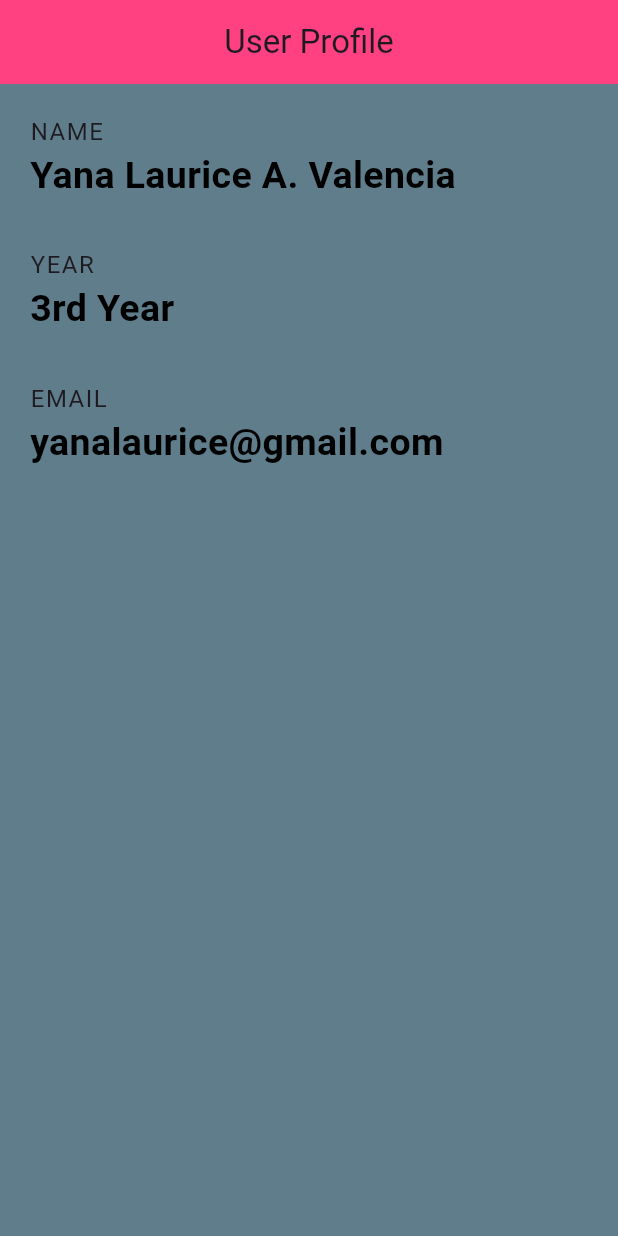
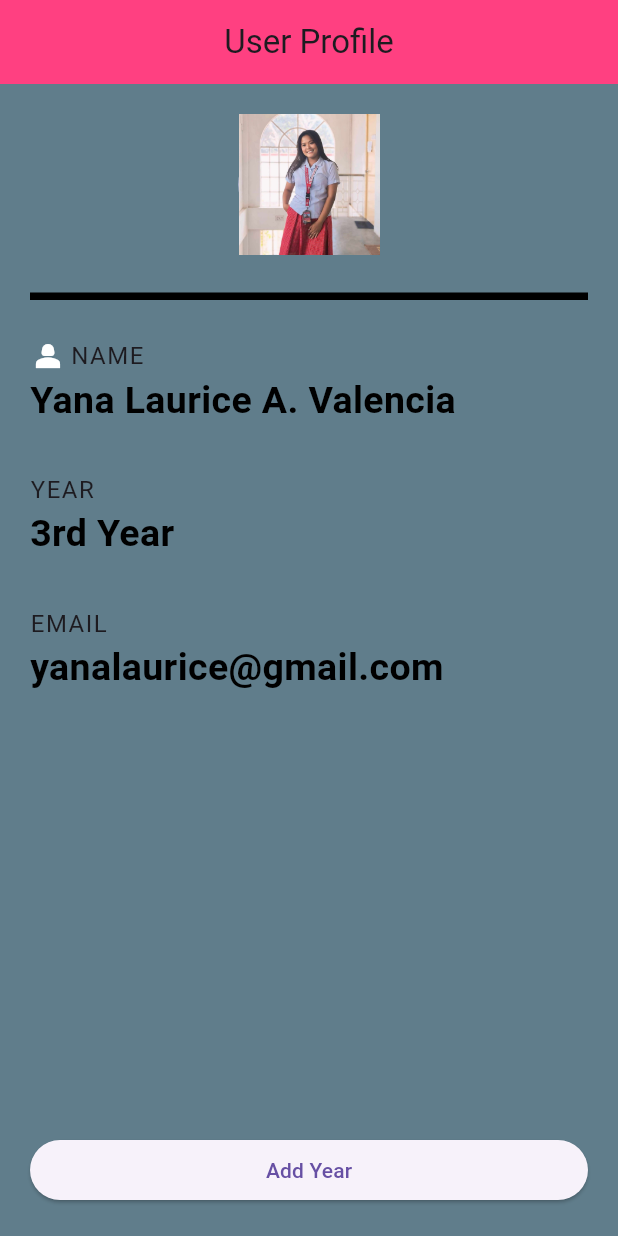
Before and after one commit to yanavalencia/yanav, a Flutter app: the screen it shows after launch, on a phone screen of 412 x 824 dp. Run offline on Flutter 3.47's test engine with Material 3 defaults, Android fonts, the phone set to English and light mode, and no system bars.

```diff
--- /dev/null
+++ b/lib/home.dart
@@ -0,0 +1,108 @@
+import 'package:flutter/material.dart';
+
+class Home extends StatelessWidget {
+  const Home({super.key});
+
+  @override
+  Widget build(BuildContext context) {
+    return Scaffold(
+      backgroundColor: Colors.blueGrey,
+      appBar: AppBar(
+        title: Text ('User Profile'),
+        backgroundColor: Colors.pinkAccent,
+        centerTitle: true,
+      ),
+      body: Padding(
+        padding: EdgeInsets.all(20.0),
+        child: Column(
+          mainAxisAlignment: MainAxisAlignment.spaceBetween,
+      children:<Widget>[
+            Column(
+              children: [
+                Column(
+                  crossAxisAlignment: CrossAxisAlignment.start,
+                  children: <Widget>[
+                    Center(
+                  child: CircleAvatar(
+                    child: Image.asset('assets/yana image.jpg'),
+                    radius:47.0,
+                  ),
+                    ),
+                  Divider(height: 55.0,
+                  color: Colors.black,
+                  thickness: 5.0,),
+                  Row(
+                      children: [
+                        Icon(
+                        Icons.person_2,
+                        color: Colors.white,
+                        ),
+                        SizedBox(width: 3.0),
+                        Text(
+                          'NAME',
+                          style:TextStyle(
+                            fontSize: 16.0,
+                            letterSpacing: 1.0,
+                          ) ,
+                        ),
+                      ],
+                    ),
+                    Text(
+                      'Yana Laurice A. Valencia',
+                      style: TextStyle(
+                        fontWeight: FontWeight.bold,
+                        color: Colors.black,
+                        fontSize: 25.0,
+                      ),
+                    ),
+                    SizedBox(height: 30.0,),
+                    Text(
+                      'YEAR',
+                      style:TextStyle(
+                        fontSize: 16.0,
+                        letterSpacing: 1.0,
+                      ) ,
+                    ),
+                    Text(
+                      '3rd Year',
+                      style: TextStyle(
+                        fontWeight: FontWeight.bold,
+                        color: Colors.black,
+                        fontSize: 25.0,
+                      ),
+                    ),
+                    SizedBox(height: 30.0,),
+                    Text(
+                      'EMAIL',
+                      style:TextStyle(
+                        fontSize: 16.0,
+                        letterSpacing: 1.0,
+                      ) ,
+                    ),
+                    Text(
+                      'yanalaurice@gmail.com',
+                      style: TextStyle(
+                        fontWeight: FontWeight.bold,
+                        color: Colors.black,
+                        fontSize: 25.0,
+                      ),
+                    ),
+                  ],
+                ),
+              ],
+            ),
+        Column(
+          crossAxisAlignment: CrossAxisAlignment.stretch,
+          children: [
+            ElevatedButton(
+                onPressed: (){},
+                child:Text ('Add Year'),
+               ),
+          ],
+        ),
+          ],
+       ),
+      ),
+    );
+  }
+}
--- a/lib/main.dart
+++ b/lib/main.dart
@@ -1,68 +1,6 @@
 import 'package:flutter/material.dart';
-
+import 'package:untitled2/home.dart';
 
 void main() => runApp(MaterialApp(
-  home: Scaffold(
-    backgroundColor: Colors.blueGrey,
-    appBar: AppBar(
-      title: Text ('User Profile'),
-      backgroundColor: Colors.pinkAccent,
-      centerTitle: true,
-    ),
-    body: Padding(
-      padding: EdgeInsets.all(20.0),
-      child: Column(
-        crossAxisAlignment: CrossAxisAlignment.start,
-        children: <Widget>[
-          Text(
-            'NAME',
-            style:TextStyle(
-              fontSize: 16.0,
-              letterSpacing: 1.0,
-            ) ,
-          ),
-          Text(
-            'Yana Laurice A. Valencia',
-            style: TextStyle(
-              fontWeight: FontWeight.bold,
-              color: Colors.black,
-              fontSize: 25.0,
-            ),
-          ),
-          SizedBox(height: 30.0,),
-          Text(
-            'YEAR',
-            style:TextStyle(
-              fontSize: 16.0,
-              letterSpacing: 1.0,
-            ) ,
-          ),
-          Text(
-            '3rd Year',
-            style: TextStyle(
-              fontWeight: FontWeight.bold,
-              color: Colors.black,
-              fontSize: 25.0,
-            ),
-          ),
-          SizedBox(height: 30.0,),
-          Text(
-            'EMAIL',
-            style:TextStyle(
-              fontSize: 16.0,
-              letterSpacing: 1.0,
-            ) ,
-          ),
-          Text(
-            'yanalaurice@gmail.com',
-            style: TextStyle(
-              fontWeight: FontWeight.bold,
-              color: Colors.black,
-              fontSize: 25.0,
-            ),
-          ),
-        ],
-      ),
-    ),
-  ),
+  home: Home(),
 ));
--- a/pubspec.yaml
+++ b/pubspec.yaml
@@ -59,8 +59,8 @@ flutter:
   uses-material-design: true
 
   # To add assets to your application, add an assets section, like this:
-  # assets:
-  #   - images/a_dot_burr.jpeg
+  assets:
+    - assets/
   #   - images/a_dot_ham.jpeg
 
   # An image asset can refer to one or more resolution-specific "variants", see
```
Also changed, not shown: assets/yana image.jpg (added).
